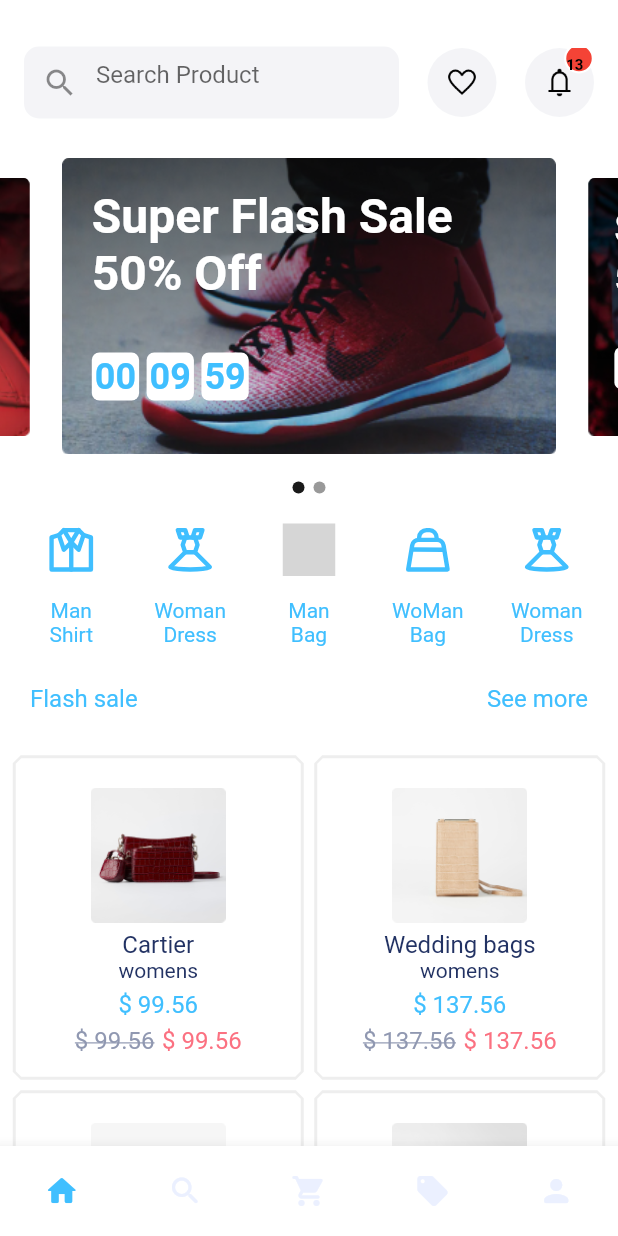
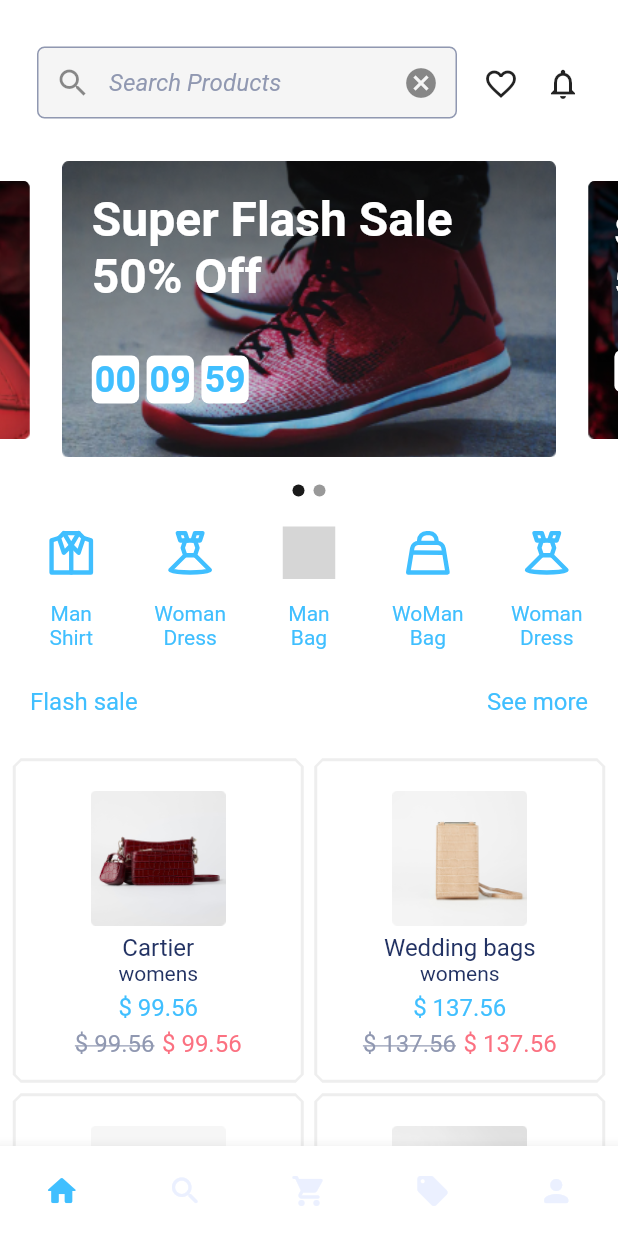
Before and after one commit to Surayya-code/Suzer_Ecomm_app, a Flutter app: the HomeScreen screen opened directly, on a phone screen of 412 x 824 dp. Run offline on Flutter 3.47's test engine with Material 2 defaults, Android fonts, the light colour scheme and no system bars; drawn by our look-alikes of carousel_slider; our stand-ins replace dropdown_button2, flutter_svg, get, syncfusion_flutter_datepicker; Roboto replaces fonts that are missing (Poppins); grey boxes are pictures that could not be loaded.

Commit message:
searchPage created

```diff
--- a/ecomm_app/lib/presentation/screens/home/pages/account_page/pages/adress_page/address_page.dart
+++ b/ecomm_app/lib/presentation/screens/home/pages/account_page/pages/adress_page/address_page.dart
@@ -55,6 +55,7 @@ class AddressPageScreen extends StatelessWidget {
                     AppSizedBox.sizedBox10h,
                     Row(children: [
                       Container(
+                        // ignore: sort_child_properties_last
                         child: Padding(
                           padding: const EdgeInsets.all(16.0),
                           child: InkWell(
--- a/ecomm_app/lib/presentation/screens/home/pages/account_page/pages/paymant_page/pages/credit_cart/credit_debit_cart.dart
+++ b/ecomm_app/lib/presentation/screens/home/pages/account_page/pages/paymant_page/pages/credit_cart/credit_debit_cart.dart
@@ -1,6 +1,4 @@
 import 'package:flutter/material.dart';
-import 'package:flutter/src/widgets/container.dart';
-import 'package:flutter/src/widgets/framework.dart';
 import 'package:suzer_ecom_appp/global/sized_box/sized_box.dart';
 import 'package:suzer_ecom_appp/presentation/widgets/global_default_button.dart';
 
--- a/ecomm_app/lib/presentation/screens/home/pages/account_page/pages/profile_page/page/change_passw_page/change_password.dart
+++ b/ecomm_app/lib/presentation/screens/home/pages/account_page/pages/profile_page/page/change_passw_page/change_password.dart
@@ -1,7 +1,4 @@
 import 'package:flutter/material.dart';
-import 'package:flutter/src/widgets/container.dart';
-import 'package:flutter/src/widgets/framework.dart';
-
 import '../../../../../../../../../global/sized_box/sized_box.dart';
 import '../../../../../../../../../global/themes/app_colors.dart';
 import '../../../../../../../../widgets/global_default_button.dart';
--- a/ecomm_app/lib/presentation/screens/home/pages/account_page/pages/profile_page/page/email_page/email_page.dart
+++ b/ecomm_app/lib/presentation/screens/home/pages/account_page/pages/profile_page/page/email_page/email_page.dart
@@ -1,6 +1,4 @@
 import 'package:flutter/material.dart';
-import 'package:flutter/src/widgets/container.dart';
-import 'package:flutter/src/widgets/framework.dart';
 import 'package:suzer_ecom_appp/global/sized_box/sized_box.dart';
 
 import '../../../../../../../../../global/themes/app_colors.dart';
--- a/ecomm_app/lib/presentation/screens/home/pages/home_page/home_page.dart
+++ b/ecomm_app/lib/presentation/screens/home/pages/home_page/home_page.dart
@@ -7,7 +7,7 @@ import '../../widgets/flash_sale.dart';
 import '../../widgets/home_header.dart';
 
 class HomePage extends StatelessWidget {
-  const HomePage({super.key});
+  const HomePage({super.key, });
 
   @override
   Widget build(BuildContext context) {
@@ -16,7 +16,10 @@ class HomePage extends StatelessWidget {
         const SizedBox(
           height: 15,
         ),
-        const HomeHeader(),
+         const Padding(
+           padding:  EdgeInsets.all(16.0),
+           child:  HomeHeader(),
+         ),
         const SizedBox(
           height: 10,
         ),
--- /dev/null
+++ b/ecomm_app/lib/presentation/screens/home/pages/search_page/model/product_model.dart
@@ -0,0 +1,5 @@
+class ProductModel{
+  String? productTitle;
+
+ProductModel(this.productTitle);
+}
--- a/ecomm_app/lib/presentation/screens/home/widgets/home_header.dart
+++ b/ecomm_app/lib/presentation/screens/home/widgets/home_header.dart
@@ -1,5 +1,4 @@
 import 'package:flutter/material.dart';
-import 'icon_btn_counter.dart';
 import 'search_field.dart';
 
 class HomeHeader extends StatelessWidget {
@@ -9,22 +8,14 @@ class HomeHeader extends StatelessWidget {
 
   @override
   Widget build(BuildContext context) {
-    return Padding(
-      padding: const EdgeInsets.all(16.0),
-      child: Row(
-        mainAxisAlignment: MainAxisAlignment.spaceBetween,
-        children: [
-          const SearchField(),
-          IconBtnCounter(
-            svgSrc: "assets/images/favorite.png",
-            press: () {},
-          ),
-          IconBtnCounter(
-              svgSrc: "assets/images/notificationIcon.png",
-              press: () {},
-              numOfItems: 13),
-        ],
-      ),
+    return Row(
+      mainAxisAlignment: MainAxisAlignment.spaceAround,
+      children: [
+         const SearchField(),
+          InkWell(onTap:(){},
+          child: const Icon(Icons.favorite_outline)),
+          InkWell(onTap:(){},child: const Icon(Icons.notifications_outlined)),
+      ],
     );
   }
 }
--- a/ecomm_app/lib/presentation/screens/home/widgets/search_field.dart
+++ b/ecomm_app/lib/presentation/screens/home/widgets/search_field.dart
@@ -1,33 +1,45 @@
 import 'package:flutter/material.dart';
 import '../../../../global/themes/app_colors.dart';
 
+
 class SearchField extends StatelessWidget {
-  const SearchField({
+
+   const SearchField({
     Key? key,
+
   }) : super(key: key);
 
   @override
   Widget build(BuildContext context) {
     return Container(
-      width: 250,
-      //height: 50,
+      width: 280,
+      height: 50,
       decoration: BoxDecoration(
-        color: AppColors.textColor.withOpacity(0.1),
+        //color: Colors.white.withOpacity(0.5),
         borderRadius: BorderRadius.circular(10),
       ),
       child: TextField(
         scrollPadding: const EdgeInsets.all(10),
         onChanged: (value) {},
-        decoration: const InputDecoration(
-          enabledBorder: InputBorder.none,
-          focusedBorder: InputBorder.none,
-          hintText: "Search Product",
-          prefixIcon: Icon(Icons.search),
-          contentPadding: EdgeInsets.symmetric(
+        decoration:  InputDecoration(
+          floatingLabelAlignment: FloatingLabelAlignment.center,
+          focusColor: AppColors.primaryColor,
+          filled: true,
+         // fillColor: AppColors.textColor.withOpacity(0.1),
+        border: OutlineInputBorder(
+          borderRadius: BorderRadius.circular(5),
+         borderSide:const  BorderSide(color: AppColors.primaryColor),
+        ),
+          hintText: "Search Products",
+          hintStyle: const TextStyle(color: AppColors.textColor,fontStyle: FontStyle.italic),
+          prefixIcon: const Icon(Icons.search),
+          suffixIcon: const Icon(Icons.cancel_sharp),
+          contentPadding:const EdgeInsets.symmetric(
             horizontal: 20,
             vertical: 9,
           ),
         ),
+
       ),
     );
   }
--- a/ecomm_app/lib/presentation/screens/home/widgets/timer.dart
+++ b/ecomm_app/lib/presentation/screens/home/widgets/timer.dart
@@ -57,7 +57,7 @@ class _CountDownPageState extends State<CountDownPage> {
 
   @override
   Widget build(BuildContext context) {
-    print('Timer works');
+   // print('Timer works');
     return Stack(
       children: [
         Positioned(
```
Also changed, not shown: ecomm_app/lib/presentation/screens/home/pages/search_page/search_page.dart (+60 -3 lines).
